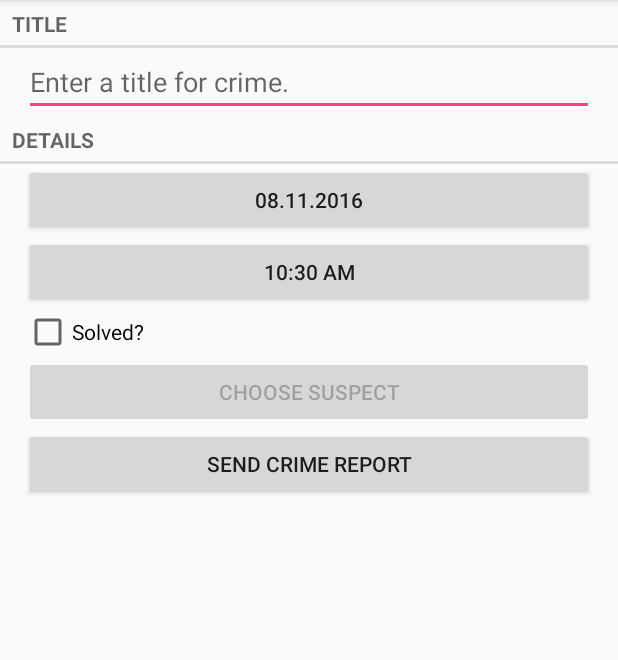
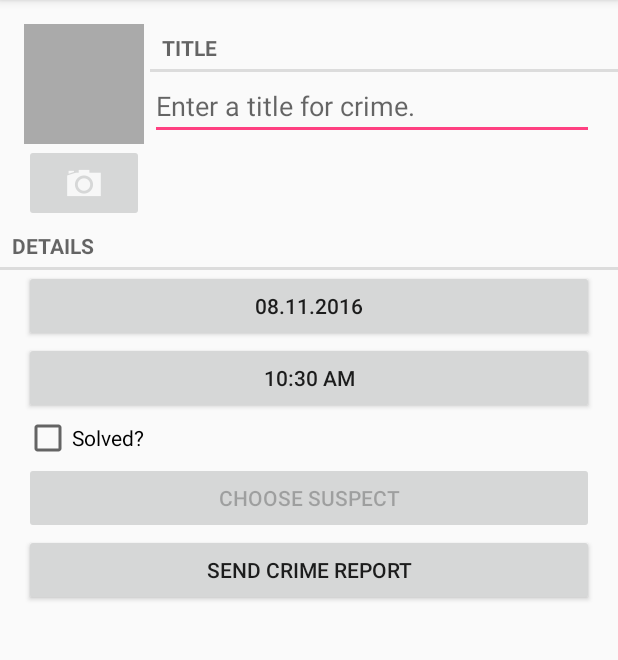
Before and after one commit to but42/CriminalIntent, an Android app: the CrimeFragment screen opened directly, with no data from a screen before it, on a phone screen of 412 x 824 dp, the part 84-744 px from its top. Run offline under Robolectric (Android 15) with nearby library versions, the phone set to English and light mode, and no system bars.

Commit message:
Add possibility to make photo

```diff
--- a/app/src/main/AndroidManifest.xml
+++ b/app/src/main/AndroidManifest.xml
@@ -2,7 +2,10 @@
 <manifest xmlns:android="http://schemas.android.com/apk/res/android"
           package="com.but42.criminalintent">
 
-    <uses-permission android:name="android.permission.READ_CONTACTS"/>
+    <uses-permission android:name="android.permission.READ_EXTERNAL_STORAGE"
+                     android:maxSdkVersion="18"/>
+    <uses-feature android:name="android.hardware.camera"
+                  android:required="false"/>
     <application
             android:allowBackup="true"
             android:icon="@mipmap/ic_launcher"
--- a/app/src/main/java/com/but42/criminalintent/Crime.java
+++ b/app/src/main/java/com/but42/criminalintent/Crime.java
@@ -72,10 +72,7 @@ public class Crime {
         return mTitle;
     }
 
-    private class Suspect {
-        private String name;
-        private String id;
-
-
+    public String getPhotoFilename() {
+        return "IMG_" + getId().toString() + ".jpg";
     }
 }
--- a/app/src/main/java/com/but42/criminalintent/CrimeFragment.java
+++ b/app/src/main/java/com/but42/criminalintent/CrimeFragment.java
@@ -4,9 +4,11 @@ import android.app.Activity;
 import android.content.Intent;
 import android.content.pm.PackageManager;
 import android.database.Cursor;
+import android.graphics.Bitmap;
 import android.net.Uri;
 import android.os.Bundle;
 import android.provider.ContactsContract;
+import android.provider.MediaStore;
 import android.support.annotation.Nullable;
 import android.support.v4.app.Fragment;
 import android.support.v4.app.FragmentManager;
@@ -17,6 +19,7 @@ import android.text.format.DateFormat;
 import android.view.*;
 import android.widget.*;
 
+import java.io.File;
 import java.util.Calendar;
 import java.util.Date;
 import java.util.UUID;
@@ -31,7 +34,9 @@ public class CrimeFragment extends Fragment {
     private static final int REQUEST_DATE = 0;
     private static final int REQUEST_TIME = 1;
     private static final int REQUEST_CONTACT = 2;
+    private static final int REQUEST_PHOTO = 3;
     private Crime mCrime;
+    private File mPhotoFile;
     private EditText mTitleField;
     private Button mDateButton;
     private Button mTimeButton;
@@ -40,12 +45,15 @@ public class CrimeFragment extends Fragment {
     private Button mSuspectButton;
     private ImageButton mDeleteSuspectButton;
     private ImageButton mCallSuspectButton;
+    private ImageButton mPhotoButton;
+    private ImageView mPhotoView;
 
     @Override
     public void onCreate(@Nullable Bundle savedInstanceState) {
         super.onCreate(savedInstanceState);
         UUID crimeId = (UUID) getArguments().getSerializable(ARG_CRIME_ID);
         mCrime = CrimeLab.get(getActivity()).getCrime(crimeId);
+        mPhotoFile = CrimeLab.get(getActivity()).getPhotoFile(mCrime);
         setHasOptionsMenu(true);
     }
 
@@ -163,6 +171,23 @@ public class CrimeFragment extends Fragment {
             mSuspectButton.setEnabled(false);
         }
 
+        mPhotoButton = (ImageButton) view.findViewById(R.id.crime_camera);
+        final Intent captureImage = new Intent(MediaStore.ACTION_IMAGE_CAPTURE);
+        boolean canTakePhoto = mPhotoFile != null && captureImage.resolveActivity(packageManager) != null;
+        mPhotoButton.setEnabled(canTakePhoto);
+        if (canTakePhoto) {
+            Uri uri = Uri.fromFile(mPhotoFile);
+            captureImage.putExtra(MediaStore.EXTRA_OUTPUT, uri);
+        }
+        mPhotoButton.setOnClickListener(new View.OnClickListener() {
+            @Override
+            public void onClick(View v) {
+                startActivityForResult(captureImage, REQUEST_PHOTO);
+            }
+        });
+        mPhotoView = (ImageView) view.findViewById(R.id.crime_photo);
+        updatePhotoView();
+
         return view;
     }
 
@@ -228,6 +253,8 @@ public class CrimeFragment extends Fragment {
             } finally {
                 cursor.close();
             }
+        } else if (requestCode == REQUEST_PHOTO) {
+            updatePhotoView();
         }
     }
 
@@ -258,6 +285,15 @@ public class CrimeFragment extends Fragment {
         mTimeButton.setText(DateFormat.format("hh:mm aa", mCrime.getDate()));
     }
 
+    private void updatePhotoView() {
+        if (mPhotoFile == null || !mPhotoFile.exists()) {
+            mPhotoView.setImageDrawable(null);
+        } else {
+            Bitmap bitmap = PictureUtils.getScaledBitmap(mPhotoFile.getPath(), getActivity());
+            mPhotoView.setImageBitmap(bitmap);
+        }
+    }
+
     private String getCrimeReport() {
         String solvedString = null;
         if (mCrime.isSolved()) {
--- a/app/src/main/java/com/but42/criminalintent/CrimeLab.java
+++ b/app/src/main/java/com/but42/criminalintent/CrimeLab.java
@@ -4,10 +4,12 @@ import android.content.ContentValues;
 import android.content.Context;
 import android.database.Cursor;
 import android.database.sqlite.SQLiteDatabase;
+import android.os.Environment;
 import com.but42.criminalintent.database.CrimeBaseHelper;
 import com.but42.criminalintent.database.CrimeCursorWrapper;
 import com.but42.criminalintent.database.CrimeDbSchema.CrimeTable;
 
+import java.io.File;
 import java.util.ArrayList;
 import java.util.List;
 import java.util.UUID;
@@ -100,4 +102,12 @@ public class CrimeLab {
         );
         return new CrimeCursorWrapper(cursor);
     }
+
+    public File getPhotoFile(Crime crime) {
+        File externalFilesDir = mContext.getExternalFilesDir(Environment.DIRECTORY_PICTURES);
+        if (externalFilesDir == null)
+            return null;
+
+        return new File(externalFilesDir, crime.getPhotoFilename());
+    }
 }
--- a/app/src/main/res/layout-land/fragment_crime.xml
+++ b/app/src/main/res/layout-land/fragment_crime.xml
@@ -4,19 +4,8 @@
               android:layout_width="match_parent"
               android:layout_height="match_parent">
 
-    <TextView
-            android:layout_width="match_parent"
-            android:layout_height="wrap_content"
-            android:text="@string/crime_title_label"
-            style="?android:listSeparatorTextViewStyle"/>
-
-    <EditText
-            android:id="@+id/crime_title"
-            android:layout_width="match_parent"
-            android:layout_height="wrap_content"
-            android:layout_marginLeft="16dp"
-            android:layout_marginRight="16dp"
-            android:hint="@string/crime_title_hint"/>
+    <include
+            layout="@layout/view_camera_and_title"/>
 
     <TextView
             android:layout_width="match_parent"
--- a/app/src/main/res/layout/fragment_crime.xml
+++ b/app/src/main/res/layout/fragment_crime.xml
@@ -4,19 +4,8 @@
               android:layout_width="match_parent"
               android:layout_height="match_parent">
 
-    <TextView
-            android:layout_width="match_parent"
-            android:layout_height="wrap_content"
-            android:text="@string/crime_title_label"
-            style="?android:listSeparatorTextViewStyle"/>
-
-    <EditText
-            android:id="@+id/crime_title"
-            android:layout_width="match_parent"
-            android:layout_height="wrap_content"
-            android:layout_marginLeft="16dp"
-            android:layout_marginRight="16dp"
-            android:hint="@string/crime_title_hint"/>
+    <include
+            layout="@layout/view_camera_and_title"/>
 
     <TextView
             android:layout_width="match_parent"
--- /dev/null
+++ b/app/src/main/res/layout/view_camera_and_title.xml
@@ -0,0 +1,49 @@
+<?xml version="1.0" encoding="utf-8"?>
+<LinearLayout xmlns:android="http://schemas.android.com/apk/res/android"
+              android:layout_width="match_parent"
+              android:layout_height="wrap_content"
+              android:layout_marginLeft="16dp"
+              android:layout_marginTop="16dp">
+
+
+    <LinearLayout
+            android:orientation="vertical"
+            android:layout_width="wrap_content"
+            android:layout_height="wrap_content"
+            android:layout_marginRight="4dp">
+
+        <ImageView
+                android:id="@+id/crime_photo"
+                android:layout_width="80dp"
+                android:layout_height="80dp"
+                android:scaleType="centerInside"
+                android:background="@android:color/darker_gray"
+                android:cropToPadding="true"/>
+
+        <ImageButton
+                android:id="@+id/crime_camera"
+                android:layout_width="match_parent"
+                android:layout_height="wrap_content"
+                android:src="@drawable/ic_menu_camera"/>
+    </LinearLayout>
+
+    <LinearLayout
+            android:orientation="vertical"
+            android:layout_width="wrap_content"
+            android:layout_height="wrap_content"
+            android:layout_weight="1">
+        <TextView
+                android:layout_width="match_parent"
+                android:layout_height="wrap_content"
+                android:text="@string/crime_title_label"
+                style="?android:listSeparatorTextViewStyle"/>
+
+        <EditText
+                android:id="@+id/crime_title"
+                android:layout_width="match_parent"
+                android:layout_height="wrap_content"
+                android:layout_marginRight="16dp"
+                android:hint="@string/crime_title_hint"/>
+    </LinearLayout>
+
+</LinearLayout>
```
Also changed, not shown: app/src/main/java/com/but42/criminalintent/PictureUtils.java (added, +39 -0 lines), app/src/main/res/drawable-hdpi/ic_menu_camera.png (added), app/src/main/res/drawable-mdpi/ic_menu_camera.png (added), app/src/main/res/drawable-xhdpi/ic_menu_camera.png (added), app/src/main/res/drawable-xxhdpi/ic_menu_camera.png (added).
